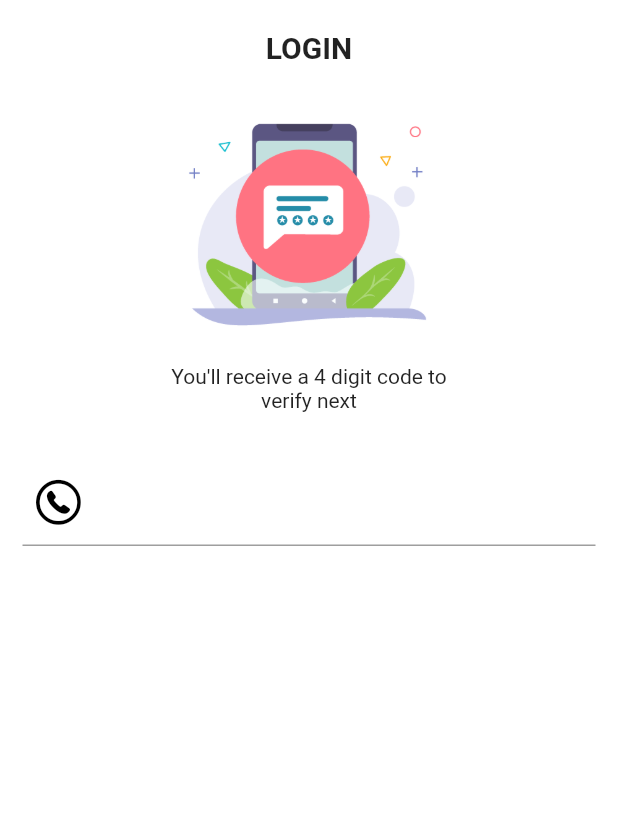
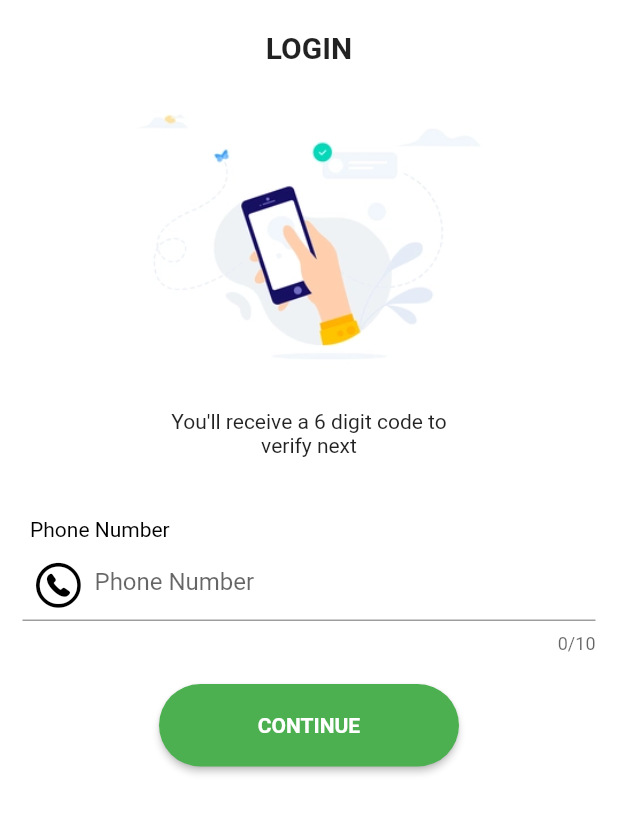
Before and after one commit to durgaav/CakeyEcom_New, a Flutter app: the screen it shows after launch, on a phone screen of 412 x 824 dp. Shown: the top 813 px of the screen. Run offline on Flutter 3.47's test engine with Material 2 defaults, Android fonts, the phone set to English and light mode, and no system bars; our stand-ins replace pin_code_fields.

Commit message:
Surya Commits 04:57 PM 21/03

```diff
--- a/lib/main.dart
+++ b/lib/main.dart
@@ -8,6 +8,7 @@ void main(){
   SystemChrome.setSystemUIOverlayStyle(SystemUiOverlayStyle(
     statusBarColor: Colors.white, // status bar color
   ));
+  SystemChrome.setSystemUIOverlayStyle(SystemUiOverlayStyle.dark);
 }
 
 class MyApp extends StatelessWidget {
--- a/lib/screens/phone_verify.dart
+++ b/lib/screens/phone_verify.dart
@@ -1,5 +1,7 @@
+import 'package:cakey/screens/code_verify.dart';
 import 'package:flutter/cupertino.dart';
 import 'package:flutter/material.dart';
+import 'package:flutter/widgets.dart';
 
 //Phone Verify screen.....
 class PhoneVerify extends StatefulWidget {
@@ -10,37 +12,105 @@ class PhoneVerify extends StatefulWidget {
 }
 
 class _PhoneVerifyState extends State<PhoneVerify> {
+  TextEditingController phoneControl = new TextEditingController();
+  String length = "";
   @override
   Widget build(BuildContext context) {
     return Scaffold(
       backgroundColor: Colors.white,
       body: SafeArea(
         child: Container(
+          padding: EdgeInsets.only(bottom: 20),
           width: double.infinity,
+          child: SingleChildScrollView(
             child: Column(
               crossAxisAlignment: CrossAxisAlignment.center,
               children: [
                 SizedBox(height: 20,),
                 Text('LOGIN',style: TextStyle(fontSize: 20,fontWeight: FontWeight.bold),),
                 Image(
-                height: 200,
-                width: 200,
-                image: AssetImage("assets/images/phoneverify.png"),
+                  height: 230,
+                  image: AssetImage("assets/images/phone.png"),
                 ),
-              Text("You'll receive a 4 digit code to \nverify next",textAlign: TextAlign.center,),
-              SizedBox(height: 30,),
+                Text("You'll receive a 6 digit code to \nverify next",textAlign: TextAlign.center,),
+                SizedBox(height: 35,),
+                Container(
+                  alignment: Alignment.centerLeft,
+                  margin: EdgeInsets.only(left: 15),
+                  padding: EdgeInsets.all(5),
+                  width: double.infinity,
+                  child: Text('Phone Number',style: TextStyle(color: Colors.black),),
+                ),
                 Container(
                   margin: EdgeInsets.only(left: 15,right: 15),
                   child: TextField(
+                    onChanged: (String? textLen){
+                      setState(() {
+                        length = textLen!;
+                      });
+                    },
+                    controller: phoneControl,
+                    maxLines: 1,
+                    maxLength: 10,
                     keyboardType: TextInputType.phone,
                     decoration: InputDecoration(
-                    label: Text(''),
+                      suffixIcon: Visibility(
+                        visible: length.length>0?true:false,
+                        child: IconButton(
+                          onPressed: (){
+                            FocusScope.of(context).unfocus();
+                            setState(() {
+                              phoneControl.text = "";
+                              length = "";
+                            });
+                          },
+                          icon: Icon(Icons.close_rounded),
+                          iconSize: 18,
+                          color: Colors.lightGreen,
+                        ),
+                      ),
                       hintText: 'Phone Number',
                       prefixIcon: Icon(CupertinoIcons.phone_circle , color: Colors.black,size: 35,)
                     ),
                   ),
                 ),
+                SizedBox(height: 20,),
+                Container(
+                  height: 55,
+                  width: 200,
+                  child: RaisedButton(onPressed:(){
+                    FocusScope.of(context).unfocus();
+                    if(phoneControl.text.isEmpty||phoneControl.text.length<10){
+                      ScaffoldMessenger.of(context).showSnackBar(
+                          SnackBar(
+                            elevation: 20,
+                            shape: RoundedRectangleBorder(
+                              borderRadius: BorderRadius.circular(8),
+                            ),
+                            margin: EdgeInsets.all(15),
+                            content: Text('Enter Correct Number!',style: TextStyle(
+                              color: Colors.white,fontWeight: FontWeight.bold
+                            ),),
+                            backgroundColor: Colors.pinkAccent[200],
+                            behavior: SnackBarBehavior.floating,
+                          ),
+                      );
+                    }else{
+                      Navigator.push(context, MaterialPageRoute(builder: (context)=>CodeVerify(
+                        phonenumber: "+91"+phoneControl.text.toString(),
+                      )));
+                    }
+                    print("+91${phoneControl.text.toString()}");
+                  },
+                  child:Text("CONTINUE",style: TextStyle(color: Colors.white,fontWeight: FontWeight.bold),),
+                  shape: RoundedRectangleBorder(
+                    borderRadius:BorderRadius.circular(30)
+                  ),
+                  color: Colors.green,
+                  ),
+                )
               ],
+            ),
           ),
         ),
       )
--- a/pubspec.yaml
+++ b/pubspec.yaml
@@ -34,6 +34,7 @@ dependencies:
   # The following adds the Cupertino Icons font to your application.
   # Use with the CupertinoIcons class for iOS style icons.
   cupertino_icons: ^1.0.2
+  pin_code_fields:
 
 dev_dependencies:
   flutter_test:
```
Also changed, not shown: lib/screens/code_verify.dart (added, +81 -0 lines), assets/images/phone.png (added), pubspec.lock. Lines whose indentation alone changed are shown as unchanged.
